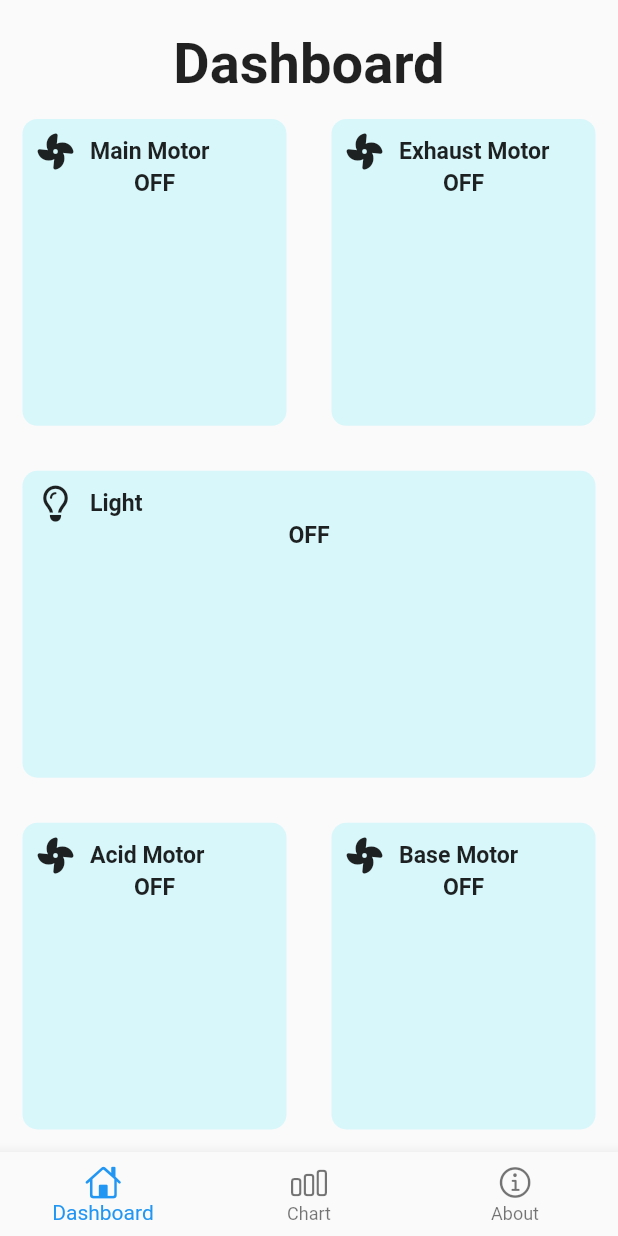
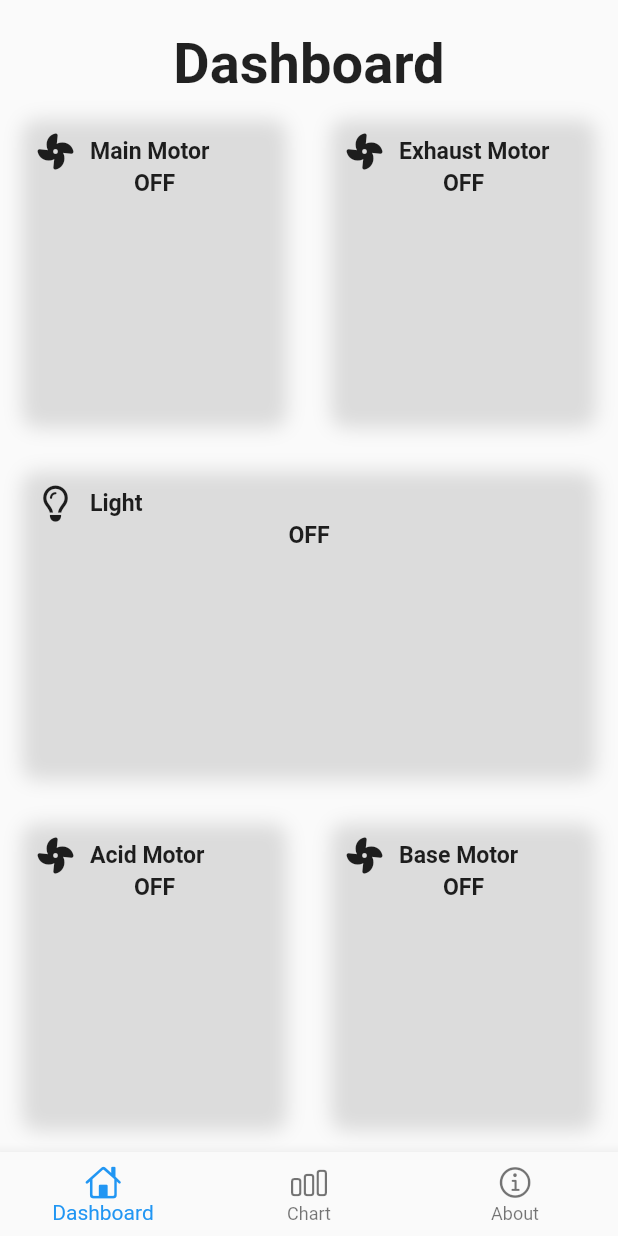
Before and after one commit to rishav-singh-0/hydroponics_app, a Flutter app: the screen it shows after launch, on a phone screen of 412 x 824 dp. Run offline on Flutter 3.47's test engine with Material 2 defaults, Android fonts, the phone set to English and light mode, and no system bars; our stand-ins replace cloud_firestore, firebase_core, firebase_database, flutter_screenutil, font_awesome_flutter, get and 1 more; accounts and stored records are empty.

Commit message:
changed box-decoration

```diff
--- a/lib/views/components/custom_card.dart
+++ b/lib/views/components/custom_card.dart
@@ -11,24 +11,22 @@ class ElevatedCard extends StatelessWidget {
 
   @override
   Widget build(BuildContext context) {
-    return Center(
-      child: Container(
+    return Container(
       margin: const EdgeInsets.all(15),
       padding: const EdgeInsets.all(10),
       decoration: BoxDecoration(
         borderRadius: circularBorderRadius,
-          color: Colors.blue,
+        color: Colors.white,
         backgroundBlendMode: BlendMode.colorBurn,
-          // boxShadow: const [
-          //   BoxShadow(
-          //     color: Colors.black12,
-          //     offset: Offset(0.0, 1.0), //(x,y)
-          //     blurRadius: 10.0,
-          //   ),
-          // ],
+        boxShadow: const [
+          BoxShadow(
+            color: Colors.black12,
+            offset: Offset(0.0, 1.0), //(x,y)
+            blurRadius: 10.0,
+          ),
+        ],
       ),
       child: cardChild,
-      ),
     );
   }
 }
```
Lines whose indentation alone changed are shown as unchanged.
